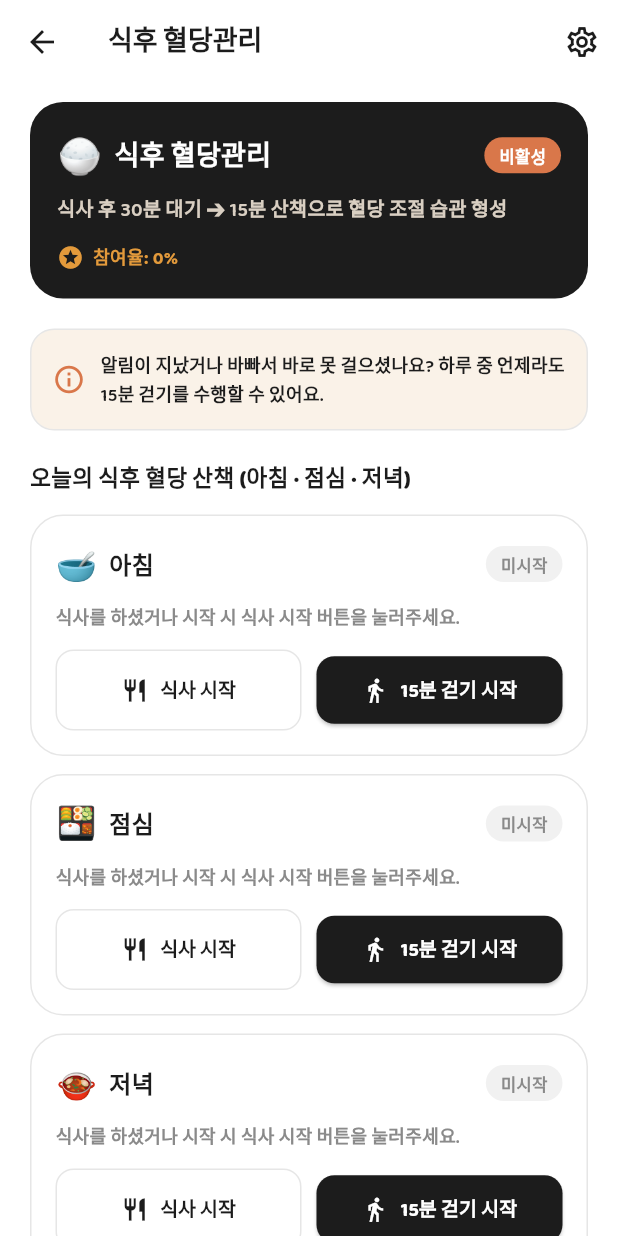
After one commit to funexcloud/balmi, a Flutter app: the MoreScreen screen opened directly, after a tap on "식후 혈당관리", on a phone screen of 412 x 824 dp. The commit adds this screen. Run offline on Flutter 3.47's test engine with Material 3 defaults, Android fonts, the phone set to English and light mode, and no system bars; our stand-ins replace drift, flutter_local_notifications, flutter_map, flutter_tts, geolocator, latlong2 and 5 more; missing offline and left inert: flutter_foreground_task; accounts and stored records are empty; generated files the repository leaves out were written again; statements that could not run were skipped.

Commit message:
Add dedicated Meal Walk Hub Screen, anytime catch-up walk, and meal status cards

```diff
--- a/lib/core/copy.dart
+++ b/lib/core/copy.dart
@@ -398,6 +398,11 @@ abstract final class BalmiCopy {
   static const mealWalkOff = '꺼짐';
   static const mealWalkDismiss = '닫기';
   static const mealWalkWalkGoal = '15분 걷기';
+  static const mealWalkHubTitle = '식후 혈당관리';
+  static const mealWalkHubSubtitle = '식사 후 30분 대기 ➔ 15분 산책으로 혈당 조절 습관 형성';
+  static const mealWalkHubOpenBtn = '식후 혈당관리 전체 메뉴';
+  static const mealWalkCatchUpHint = '알림이 지났거나 바빠서 바로 못 걸으셨나요? 하루 중 언제라도 15분 걷기를 수행할 수 있어요.';
+  static const mealWalkStartWalkNow = '15분 걷기 시작';
   static const breakfast = '아침';
   static const lunch = '점심';
   static const dinner = '저녁';
--- a/lib/features/home/home_screen.dart
+++ b/lib/features/home/home_screen.dart
@@ -22,6 +22,7 @@ import '../activity_recovery/activity_recovery_flow.dart';
 import '../land/farm_preview_screen.dart';
 import '../meal_walk/meal_walk_cards.dart';
 import '../meal_walk/meal_walk_controller.dart';
+import '../meal_walk/meal_walk_hub_screen.dart';
 import '../meal_walk/meal_walk_onboarding.dart';
 import '../settings/step_goal_controller.dart';
 import '../recording/recording_controller.dart';
@@ -294,6 +295,12 @@ class _HomeScreenState extends State<HomeScreen> {
                   onGo: () => meal.beginWalk(meal.open!.id),
                 ),
               ],
+              if (meal.enabled && !showStart && !showPending && !showGo) ...[
+                const SizedBox(height: 12),
+                MealWalkStatusHubCard(
+                  onOpenHub: () => openMealWalkHub(context),
+                ),
+              ],
               if (rec.lastError != null) ...[
                 const SizedBox(height: 12),
                 Text(
--- a/lib/features/meal_walk/meal_walk_cards.dart
+++ b/lib/features/meal_walk/meal_walk_cards.dart
@@ -238,6 +238,67 @@ class MealWalkCountdownBanner extends StatelessWidget {
   }
 }
 
+class MealWalkStatusHubCard extends StatelessWidget {
+  const MealWalkStatusHubCard({
+    super.key,
+    required this.onOpenHub,
+  });
+
+  final VoidCallback onOpenHub;
+
+  @override
+  Widget build(BuildContext context) {
+    return Material(
+      color: BalmiColors.mist,
+      borderRadius: BorderRadius.circular(BalmiTheme.cardRadius),
+      child: InkWell(
+        borderRadius: BorderRadius.circular(BalmiTheme.cardRadius),
+        onTap: onOpenHub,
+        child: Padding(
+          padding: const EdgeInsets.fromLTRB(16, 14, 16, 14),
+          child: Row(
+            children: [
+              const Icon(Icons.restaurant, color: BalmiColors.potato, size: 34),
+              const SizedBox(width: 12),
+              Expanded(
+                child: Column(
+                  crossAxisAlignment: CrossAxisAlignment.start,
+                  children: [
+                    Text(
+                      BalmiCopy.mealWalkHubTitle,
+                      maxLines: 1,
+                      overflow: TextOverflow.ellipsis,
+                      style: BalmiTheme.body(size: 14, weight: FontWeight.w800),
+                    ),
+                    const SizedBox(height: 2),
+                    Text(
+                      '아침 · 점심 · 저녁 15분 걷기 관리',
+                      maxLines: 1,
+                      overflow: TextOverflow.ellipsis,
+                      style: BalmiTheme.body(size: 12, color: BalmiColors.sub),
+                    ),
+                  ],
+                ),
+              ),
+              const SizedBox(width: 8),
+              Row(
+                mainAxisSize: MainAxisSize.min,
+                children: [
+                  Text(
+                    '메뉴',
+                    style: BalmiTheme.body(size: 12, color: BalmiColors.potato, weight: FontWeight.w800),
+                  ),
+                  const Icon(Icons.chevron_right, color: BalmiColors.potato, size: 22),
+                ],
+              ),
+            ],
+          ),
+        ),
+      ),
+    );
+  }
+}
+
 Future<void> snackMealWalk(BuildContext context, MealWalkController meal) {
   final msg = meal.lastFeedback?.message;
   if (msg == null) return Future.value();
--- /dev/null
+++ b/lib/features/meal_walk/meal_walk_hub_screen.dart
@@ -0,0 +1,468 @@
+import 'package:flutter/material.dart';
+import 'package:provider/provider.dart';
+
+import '../../core/copy.dart';
+import '../../core/format.dart';
+import '../../core/theme.dart';
+import '../../domain/engines/meal_walk.dart';
+import '../settings/health_habits_screen.dart';
+import 'meal_walk_cards.dart';
+import 'meal_walk_controller.dart';
+
+/// Dedicated Hub screen for managing daily post-meal walks.
+/// Allows users to view all 3 meals today (Breakfast, Lunch, Dinner),
+/// start 30-min timers, and catch up on 15-min walks at any time during the day.
+class MealWalkHubScreen extends StatefulWidget {
+  const MealWalkHubScreen({super.key});
+
+  @override
+  State<MealWalkHubScreen> createState() => _MealWalkHubScreenState();
+}
+
+class _MealWalkHubScreenState extends State<MealWalkHubScreen> {
+  Map<MealType, MealWalkSession?> _todaySessions = {};
+  bool _loading = true;
+
+  @override
+  void initState() {
+    super.initState();
+    _loadTodaySessions();
+  }
+
+  Future<void> _loadTodaySessions() async {
+    final mealController = context.read<MealWalkController>();
+    final allSessions = await mealController.store.listSessions();
+    final today = DateTime.now();
+
+    final map = <MealType, MealWalkSession?>{};
+    for (final meal in MealType.values) {
+      MealWalkSession? match;
+      for (final s in allSessions) {
+        if (s.mealType == meal && sameLocalDay(s.mealStartedAt, today)) {
+          match = s;
+          break;
+        }
+      }
+      map[meal] = match;
+    }
+
+    if (!mounted) return;
+    setState(() {
+      _todaySessions = map;
+      _loading = false;
+    });
+  }
+
+  Future<void> _onStartMeal(MealWalkController mealCtrl, MealType meal) async {
+    await mealCtrl.confirmMealStart(meal);
+    await _loadTodaySessions();
+    if (!mounted) return;
+    await snackMealWalk(context, mealCtrl);
+  }
+
+  Future<void> _onStartWalk(MealWalkController mealCtrl, MealType meal) async {
+    final session = _todaySessions[meal];
+    if (session != null) {
+      await mealCtrl.beginWalk(session.id);
+    } else {
+      final newSession = await mealCtrl.confirmMealStart(meal);
+      if (newSession != null) {
+        await mealCtrl.beginWalk(newSession.id);
+      }
+    }
+    await _loadTodaySessions();
+    if (!mounted) return;
+    await snackMealWalk(context, mealCtrl);
+  }
+
+  @override
+  Widget build(BuildContext context) {
+    final mealCtrl = context.watch<MealWalkController>();
+
+    return Scaffold(
+      backgroundColor: BalmiColors.paper,
+      appBar: AppBar(
+        backgroundColor: BalmiColors.paper,
+        elevation: 0,
+        title: Text(
+          BalmiCopy.mealWalkHubTitle,
+          style: BalmiTheme.body(size: 18, weight: FontWeight.w800),
+        ),
+        actions: [
+          IconButton(
+            tooltip: '설정',
+            icon: const Icon(Icons.settings_outlined, color: BalmiColors.ink),
+            onPressed: () {
+              Navigator.of(context).push(
+                MaterialPageRoute(builder: (_) => const HealthHabitsScreen()),
+              );
+            },
+          ),
+        ],
+      ),
+      body: _loading
+          ? const Center(child: CircularProgressIndicator())
+          : ListView(
+              padding: const EdgeInsets.fromLTRB(20, 12, 20, 32),
+              children: [
+                // Header Hero Banner
+                Container(
+                  padding: const EdgeInsets.all(18),
+                  decoration: BoxDecoration(
+                    color: BalmiColors.ink,
+                    borderRadius: BorderRadius.circular(BalmiTheme.cardRadius),
+                  ),
+                  child: Column(
+                    crossAxisAlignment: CrossAxisAlignment.start,
+                    children: [
+                      Row(
+                        children: [
+                          const Text('🍚', style: TextStyle(fontSize: 24)),
+                          const SizedBox(width: 8),
+                          Expanded(
+                            child: Text(
+                              BalmiCopy.mealWalkHubTitle,
+                              style: BalmiTheme.body(
+                                size: 18,
+                                color: BalmiColors.paper,
+                                weight: FontWeight.w800,
+                              ),
+                            ),
+                          ),
+                          Container(
+                            padding: const EdgeInsets.symmetric(horizontal: 10, vertical: 4),
+                            decoration: BoxDecoration(
+                              color: BalmiColors.potato,
+                              borderRadius: BorderRadius.circular(12),
+                            ),
+                            child: Text(
+                              mealCtrl.enabled ? '활성화됨' : '비활성',
+                              style: BalmiTheme.body(
+                                size: 11,
+                                color: Colors.white,
+                                weight: FontWeight.w700,
+                              ),
+                            ),
+                          ),
+                        ],
+                      ),
+                      const SizedBox(height: 8),
+                      Text(
+                        BalmiCopy.mealWalkHubSubtitle,
+                        style: BalmiTheme.body(
+                          size: 13,
+                          color: const Color(0xFFD9CFC2),
+                        ),
+                      ),
+                      const SizedBox(height: 12),
+                      Row(
+                        children: [
+                          const Icon(Icons.stars, color: BalmiColors.amber, size: 18),
+                          const SizedBox(width: 6),
+                          Text(
+                            '참여율: ${(mealCtrl.vasa.adherenceRate * 100).round()}%',
+                            style: BalmiTheme.body(
+                              size: 12,
+                              color: BalmiColors.amber,
+                              weight: FontWeight.w700,
+                            ),
+                          ),
+                          if (mealCtrl.badgeAt != null) ...[
+                            const SizedBox(width: 12),
+                            const Text('🏅', style: TextStyle(fontSize: 16)),
+                            const SizedBox(width: 4),
+                            Text(
+                              BalmiCopy.mealWalkBadge,
+                              style: BalmiTheme.body(
+                                size: 12,
+                                color: BalmiColors.paper,
+                                weight: FontWeight.w700,
+                              ),
+                            ),
+                          ],
+                        ],
+                      ),
+                    ],
+                  ),
+                ),
+                const SizedBox(height: 20),
+
+                // Catch-up / Notice Card
+                Container(
+                  padding: const EdgeInsets.all(14),
+                  decoration: BoxDecoration(
+                    color: const Color(0xFFFAF2E8),
+                    border: Border.all(color: BalmiColors.line),
+                    borderRadius: BorderRadius.circular(16),
+                  ),
+                  child: Row(
+                    children: [
+                      const Icon(Icons.info_outline, color: BalmiColors.potato, size: 22),
+                      const SizedBox(width: 10),
+                      Expanded(
+                        child: Text(
+                          BalmiCopy.mealWalkCatchUpHint,
+                          style: BalmiTheme.body(size: 12, color: BalmiColors.ink),
+                        ),
+                      ),
+                    ],
+                  ),
+                ),
+                const SizedBox(height: 20),
+
+                // Today's 3 Meals Cards
+                Text(
+                  '오늘의 식후 혈당 산책 (아침 · 점심 · 저녁)',
+                  style: BalmiTheme.body(size: 15, weight: FontWeight.w800),
+                ),
+                const SizedBox(height: 12),
+
+                for (final meal in MealType.values) ...[
+                  _MealSlotCard(
+                    meal: meal,
+                    session: _todaySessions[meal],
+                    onStartMeal: () => _onStartMeal(mealCtrl, meal),
+                    onStartWalk: () => _onStartWalk(mealCtrl, meal),
+                  ),
+                  const SizedBox(height: 12),
+                ],
+              ],
+            ),
+    );
+  }
+}
+
+class _MealSlotCard extends StatelessWidget {
+  const _MealSlotCard({
+    required this.meal,
+    required this.session,
+    required this.onStartMeal,
+    required this.onStartWalk,
+  });
+
+  final MealType meal;
+  final MealWalkSession? session;
+  final VoidCallback onStartMeal;
+  final VoidCallback onStartWalk;
+
+  @override
+  Widget build(BuildContext context) {
+    final hasSession = session != null;
+    final status = session?.status;
+    final isCompleted = status == MealWalkStatus.completed;
+    final isPending = status == MealWalkStatus.pending;
+    final isPromptedOrWalking = status == MealWalkStatus.prompted || status == MealWalkStatus.walking;
+
+    return Container(
+      padding: const EdgeInsets.all(16),
+      decoration: BoxDecoration(
+        color: Colors.white,
+        border: Border.all(
+          color: isCompleted
+              ? BalmiColors.sage
+              : isPromptedOrWalking
+                  ? BalmiColors.potato
+                  : BalmiColors.line,
+          width: isPromptedOrWalking || isCompleted ? 1.5 : 1.0,
+        ),
+        borderRadius: BorderRadius.circular(BalmiTheme.cardRadius),
+      ),
+      child: Column(
+        crossAxisAlignment: CrossAxisAlignment.start,
+        children: [
+          Row(
+            children: [
+              Text(
+                _mealIcon(meal),
+                style: const TextStyle(fontSize: 22),
+              ),
+              const SizedBox(width: 8),
+              Text(
+                meal.label,
+                style: BalmiTheme.body(size: 16, weight: FontWeight.w800),
+              ),
+              const Spacer(),
+              _statusChip(status),
+            ],
+          ),
+          const SizedBox(height: 10),
+
+          if (isCompleted) ...[
+            Text(
+              '✅ 식후 15분 걷기 완수! (기록 및 VASA 반응 완료)',
+              style: BalmiTheme.body(size: 13, color: BalmiColors.sage, weight: FontWeight.w700),
+            ),
+            if (session?.walkDurationSec != null || session?.distanceM != null) ...[
+              const SizedBox(height: 4),
+              Text(
+                '${formatElapsed(Duration(seconds: session!.walkDurationSec ?? 0))} · ${formatKm(session?.distanceM ?? 0)}km',
+                style: BalmiTheme.body(size: 12, color: BalmiColors.sub),
+              ),
+            ],
+          ] else if (isPending) ...[
+            Builder(
+              builder: (context) {
+                final diff = walkPromptAt(session!.mealStartedAt).difference(DateTime.now());
+                final left = diff.isNegative ? Duration.zero : diff;
+                return Row(
+                  children: [
+                    const Icon(Icons.hourglass_top_rounded, color: BalmiColors.potato, size: 20),
+                    const SizedBox(width: 6),
+                    Expanded(
+                      child: Text(
+                        '식후 30분 대기 중',
+                        style: BalmiTheme.body(size: 13, weight: FontWeight.w700),
+                      ),
+                    ),
+                    Text(
+                      formatElapsed(left),
+                      style: BalmiTheme.num(size: 16, color: BalmiColors.potatoDk),
+                    ),
+                  ],
+                );
+              },
+            ),
+            const SizedBox(height: 10),
+            SizedBox(
+              width: double.infinity,
+              child: ElevatedButton.icon(
+                style: ElevatedButton.styleFrom(
+                  backgroundColor: BalmiColors.potato,
+                  foregroundColor: Colors.white,
+                  padding: const EdgeInsets.symmetric(vertical: 12),
+                  shape: RoundedRectangleBorder(
+                    borderRadius: BorderRadius.circular(12),
+                  ),
+                ),
+                icon: const Icon(Icons.directions_walk, size: 20),
+                label: Text(
+                  BalmiCopy.mealWalkStartWalkNow,
+                  style: BalmiTheme.body(size: 14, color: Colors.white, weight: FontWeight.w800),
+                ),
+                onPressed: onStartWalk,
+              ),
+            ),
+          ] else if (isPromptedOrWalking) ...[
+            Text(
+              '🔔 식후 30분이 되었습니다! 15분 걸어보세요.',
+              style: BalmiTheme.body(size: 13, color: BalmiColors.potatoDk, weight: FontWeight.w700),
+            ),
+            const SizedBox(height: 10),
+            SizedBox(
+              width: double.infinity,
+              child: ElevatedButton.icon(
+                style: ElevatedButton.styleFrom(
+                  backgroundColor: BalmiColors.potato,
+                  foregroundColor: Colors.white,
+                  padding: const EdgeInsets.symmetric(vertical: 12),
+                  shape: RoundedRectangleBorder(
+                    borderRadius: BorderRadius.circular(12),
+                  ),
+                ),
+                icon: const Icon(Icons.play_arrow_rounded, size: 20),
+                label: Text(
+                  BalmiCopy.mealWalkGoShort,
+                  style: BalmiTheme.body(size: 14, color: Colors.white, weight: FontWeight.w800),
+                ),
+                onPressed: onStartWalk,
+              ),
+            ),
+          ] else ...[
+            // Not started or missed/catch-up
+            Text(
+              hasSession
+                  ? '⚠️ 알림 시간이 지났지만, 언제라도 15분 걷기를 수행할 수 있습니다.'
+                  : '식사를 하셨거나 시작 시 식사 시작 버튼을 눌러주세요.',
+              style: BalmiTheme.body(size: 12, color: BalmiColors.sub),
+            ),
+            const SizedBox(height: 12),
+            Row(
+              children: [
+                Expanded(
+                  child: OutlinedButton.icon(
+                    style: OutlinedButton.styleFrom(
+                      foregroundColor: BalmiColors.ink,
+                      side: const BorderSide(color: BalmiColors.line),
+                      padding: const EdgeInsets.symmetric(vertical: 12),
+                      shape: RoundedRectangleBorder(
+                        borderRadius: BorderRadius.circular(12),
+                      ),
+                    ),
+                    icon: const Icon(Icons.restaurant, size: 18),
+                    label: Text(
+                      BalmiCopy.mealWalkStartBtn,
+                      style: BalmiTheme.body(size: 13, weight: FontWeight.w700),
+                    ),
+                    onPressed: onStartMeal,
+                  ),
+                ),
+                const SizedBox(width: 10),
+                Expanded(
+                  child: ElevatedButton.icon(
+                    style: ElevatedButton.styleFrom(
+                      backgroundColor: BalmiColors.ink,
+                      foregroundColor: Colors.white,
+                      padding: const EdgeInsets.symmetric(vertical: 12),
+                      shape: RoundedRectangleBorder(
+                        borderRadius: BorderRadius.circular(12),
+                      ),
+                    ),
+                    icon: const Icon(Icons.directions_walk, size: 18),
+                    label: Text(
+                      BalmiCopy.mealWalkStartWalkNow,
+                      style: BalmiTheme.body(size: 13, color: Colors.white, weight: FontWeight.w700),
+                    ),
+                    onPressed: onStartWalk,
+                  ),
+                ),
+              ],
+            ),
+          ],
+        ],
+      ),
+    );
+  }
+
+  String _mealIcon(MealType type) => switch (type) {
+        MealType.breakfast => '🥣',
+        MealType.lunch => '🍱',
+        MealType.dinner => '🍲',
+      };
+
+  Widget _statusChip(MealWalkStatus? status) {
+    final text = switch (status) {
+      MealWalkStatus.completed => '완료',
+      MealWalkStatus.pending => '30분 대기',
+      MealWalkStatus.prompted || MealWalkStatus.walking => '걷기 진행 가능',
+      MealWalkStatus.missed => '언제든 걷기 가능',
+      _ => '미시작',
+    };
+
+    final color = switch (status) {
+      MealWalkStatus.completed => BalmiColors.sage,
+      MealWalkStatus.pending => BalmiColors.potato,
+      MealWalkStatus.prompted || MealWalkStatus.walking => BalmiColors.amber,
+      MealWalkStatus.missed => BalmiColors.sub,
+      _ => BalmiColors.sub,
+    };
+
+    return Container(
+      padding: const EdgeInsets.symmetric(horizontal: 10, vertical: 4),
+      decoration: BoxDecoration(
+        color: color.withOpacity(0.12),
+        borderRadius: BorderRadius.circular(12),
+      ),
+      child: Text(
+        text,
+        style: BalmiTheme.body(size: 11, color: color, weight: FontWeight.w800),
+      ),
+    );
+  }
+}
+
+/// Helper function to open the Meal Walk Hub screen.
+void openMealWalkHub(BuildContext context) {
+  Navigator.of(context).push(
+    MaterialPageRoute(builder: (_) => const MealWalkHubScreen()),
+  );
+}
--- a/lib/features/more/more_screen.dart
+++ b/lib/features/more/more_screen.dart
@@ -6,6 +6,7 @@ import '../activity/my_activity_screen.dart';
 import '../events/events_screen.dart';
 import '../land/farm_preview_screen.dart';
 import '../land/land_map_screen.dart';
+import '../meal_walk/meal_walk_hub_screen.dart';
 import '../missions/missions_screen.dart';
 import '../settings/health_habits_screen.dart';
 import '../settings/settings_screen.dart';
@@ -72,6 +73,11 @@ class MoreScreen extends StatelessWidget {
         const SizedBox(height: 12),
         _MoreGroup(
           rows: [
+            (
+              Icons.restaurant_outlined,
+              BalmiCopy.mealWalkHubTitle,
+              () => openMealWalkHub(context),
+            ),
             (
               Icons.favorite_outline,
               BalmiCopy.mealWalkHealthSection,
```
Also changed, not shown: 1 other file.
